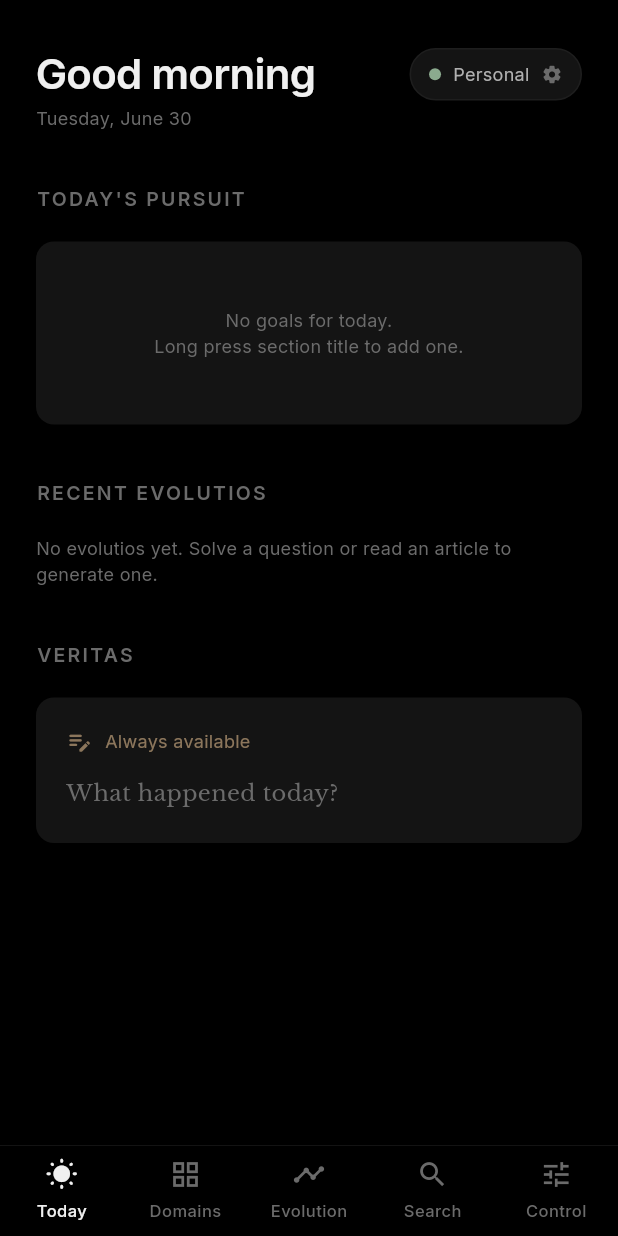
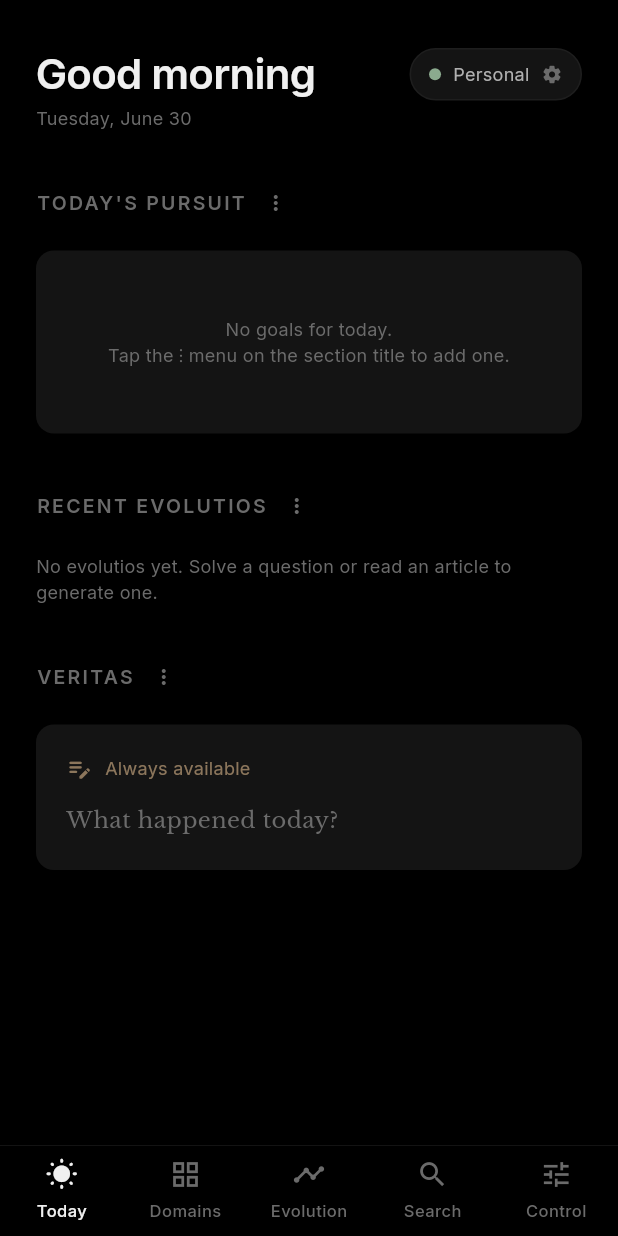
Before and after one commit to Harshajaya13/Hermes, a Flutter app: the screen it shows after launch, on a phone screen of 412 x 824 dp. Run offline on Flutter 3.47's test engine with Material 3 defaults, Android fonts, the phone set to English and light mode, and no system bars; our stand-ins replace file_picker, flutter_markdown, flutter_riverpod, google_fonts, share_plus, shared_preferences; missing offline and left inert: flutter_math_fork, html2md; statements that could not run were skipped.

Commit message:
pin items bugs fixed

```diff
--- a/lib/core/widgets/hermes_widgets.dart
+++ b/lib/core/widgets/hermes_widgets.dart
@@ -16,32 +16,44 @@ import '../theme/hermes_theme.dart';
 class HermesSectionHeader extends StatelessWidget {
   final String title;
   final Widget? trailing;
-  final VoidCallback? onLongPress;
+  final VoidCallback? onAction;
 
   const HermesSectionHeader({
     super.key,
     required this.title,
     this.trailing,
-    this.onLongPress,
+    this.onAction,
   });
 
   @override
   Widget build(BuildContext context) {
     return Padding(
       padding: const EdgeInsets.only(bottom: HermesSpacing.sm),
-      child: GestureDetector(
-        onLongPress: onLongPress,
-        behavior: HitTestBehavior.opaque,
       child: Row(
         mainAxisAlignment: MainAxisAlignment.spaceBetween,
+        children: [
+          Row(
+            mainAxisSize: MainAxisSize.min,
             children: [
               Text(
                 title.toUpperCase(),
                 style: HermesTypography.sectionTitle,
               ),
+              if (onAction != null) ...[
+                const SizedBox(width: HermesSpacing.xs),
+                InkWell(
+                  onTap: onAction,
+                  borderRadius: BorderRadius.circular(HermesRadius.sm),
+                  child: Padding(
+                    padding: const EdgeInsets.all(4.0),
+                    child: Icon(Icons.more_vert_rounded, size: 16, color: HermesColors.textTertiary),
+                  ),
+                ),
+              ],
+            ],
+          ),
           if (trailing != null) trailing!,
         ],
-        ),
       ),
     );
   }
--- a/lib/features/today/today_screen.dart
+++ b/lib/features/today/today_screen.dart
@@ -93,7 +93,7 @@ class _StarterWelcomeBannerState extends State<StarterWelcomeBanner> {
                     ),
                     const SizedBox(height: HermesSpacing.sm),
                     Text(
-                      '> Tip: Long press section titles to discover additional actions.',
+                      '> Tip: Tap the ⋮ menu on section titles to discover additional actions.',
                       style: HermesTypography.metadata.copyWith(color: HermesColors.textTertiary, fontSize: 11),
                     ),
                   ],
@@ -391,7 +391,7 @@ class TodayScreen extends ConsumerWidget {
                       children: [
                         HermesSectionHeader(
                           title: "Today's Pursuit",
-                          onLongPress: () {
+                          onAction: () {
                             showSectionOptions('question', "Today's Pursuit");
                           },
                         ),
@@ -402,7 +402,7 @@ class TodayScreen extends ConsumerWidget {
                             onTap: () {},
                             child: Padding(
                               padding: const EdgeInsets.symmetric(vertical: HermesSpacing.lg),
-                              child: Center(child: Text('No goals for today.\nLong press section title to add one.', textAlign: TextAlign.center, style: HermesTypography.metadata)),
+                              child: Center(child: Text('No goals for today.\nTap the ⋮ menu on the section title to add one.', textAlign: TextAlign.center, style: HermesTypography.metadata)),
                             ),
                           )
                         else
@@ -553,7 +553,7 @@ class TodayScreen extends ConsumerWidget {
                       children: [
                         HermesSectionHeader(
                           title: 'Pinned Domains',
-                          onLongPress: () => showSectionOptions('pinned_domains', 'Pinned Domains'),
+                          onAction: () => showSectionOptions('pinned_domains', 'Pinned Domains'),
                         ),
                         const SizedBox(height: HermesSpacing.xs),
                         Wrap(
@@ -619,7 +619,7 @@ class TodayScreen extends ConsumerWidget {
                       children: [
                         HermesSectionHeader(
                           title: 'Pinned Blocks',
-                          onLongPress: () => showSectionOptions('pinned', 'Pinned Blocks'),
+                          onAction: () => showSectionOptions('pinned', 'Pinned Blocks'),
                         ),
                         const SizedBox(height: HermesSpacing.xs),
                         Wrap(
@@ -685,7 +685,7 @@ class TodayScreen extends ConsumerWidget {
                       children: [
                         HermesSectionHeader(
                           title: "Recent Evolutios",
-                          onLongPress: () => showSectionOptions('evolutios', "Recent Evolutios"),
+                          onAction: () => showSectionOptions('evolutios', "Recent Evolutios"),
                         ),
                         const SizedBox(height: HermesSpacing.xs),
                         if (recentEvolutios.isEmpty)
@@ -776,7 +776,7 @@ class TodayScreen extends ConsumerWidget {
                       children: [
                         HermesSectionHeader(
                           title: 'Veritas',
-                          onLongPress: () => showSectionOptions('veritas', 'Veritas'),
+                          onAction: () => showSectionOptions('veritas', 'Veritas'),
                         ),
                         const SizedBox(height: HermesSpacing.xs),
                         HermesCard(
```
Lines whose indentation alone changed are shown as unchanged.
